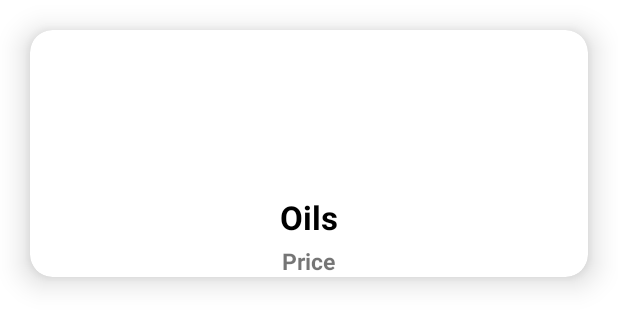
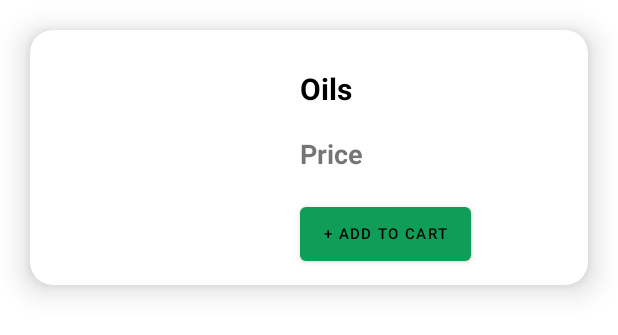
Before and after one commit to adityapatil-03/Gkart, an Android app: the layout card.xml on its own in the app's theme, with its tools: preview values and no code run, on a phone screen of 412 x 824 dp. Shown: the top 335 px of the screen. Run offline under Robolectric (Android 15) with nearby library versions, the phone set to English and light mode, and no system bars.

Commit message:
Card modified

```diff
--- a/app/src/main/java/com/example/gkart/navigation_activity.java
+++ b/app/src/main/java/com/example/gkart/navigation_activity.java
@@ -58,4 +58,5 @@ public class navigation_activity extends AppCompatActivity {
     }
 
 
+
 }
--- a/app/src/main/res/layout/card.xml
+++ b/app/src/main/res/layout/card.xml
@@ -16,38 +16,45 @@
 
             <ImageView
                 android:id="@+id/product_image"
-                android:layout_width="100dp"
-                android:layout_height="100dp"
-                android:layout_gravity="center_horizontal"
-                android:layout_marginTop="1dp" />
+                android:layout_width="130sp"
+                android:layout_height="150sp"
+                android:layout_margin="10sp"
+                android:layout_gravity="left"
+                android:layout_marginTop="1sp" />
 
             <TextView
                 android:id="@+id/product_name"
                 android:layout_width="wrap_content"
                 android:layout_height="wrap_content"
-                android:layout_gravity="center_horizontal"
-                android:layout_marginTop="110dp"
+                android:layout_marginTop="25sp"
+                android:layout_marginLeft="180sp"
                 android:text="Oils"
                 android:textAlignment="center"
                 android:textColor="@color/black"
-                android:textSize="22dp"
+                android:textSize="20sp"
                 android:textStyle="bold" />
 
             <TextView
                 android:id="@+id/product_price"
                 android:layout_width="wrap_content"
                 android:layout_height="wrap_content"
-                android:layout_gravity="center_horizontal"
-                android:layout_marginTop="143dp"
+                android:layout_marginTop="70dp"
+                android:layout_marginLeft="180sp"
                 android:text="Price"
-                android:textSize="15dp"
+                android:textSize="18sp"
+
                 android:textStyle="bold" />
 
-
-<!--        </androidx.cardview.widget.CardView>-->
-
-
-<!--    </GridLayout>-->
+    <Button
+        android:id="@+id/button2"
+        android:layout_width="wrap_content"
+        android:layout_height="wrap_content"
+        android:layout_gravity="bottom"
+        android:layout_marginLeft="180dp"
+        android:onClick="Cartclick"
+        android:layout_marginBottom="10dp"
+        android:textSize="10dp"
+        android:text="+ Add to cart" />
 
 
 </androidx.cardview.widget.CardView>
```
